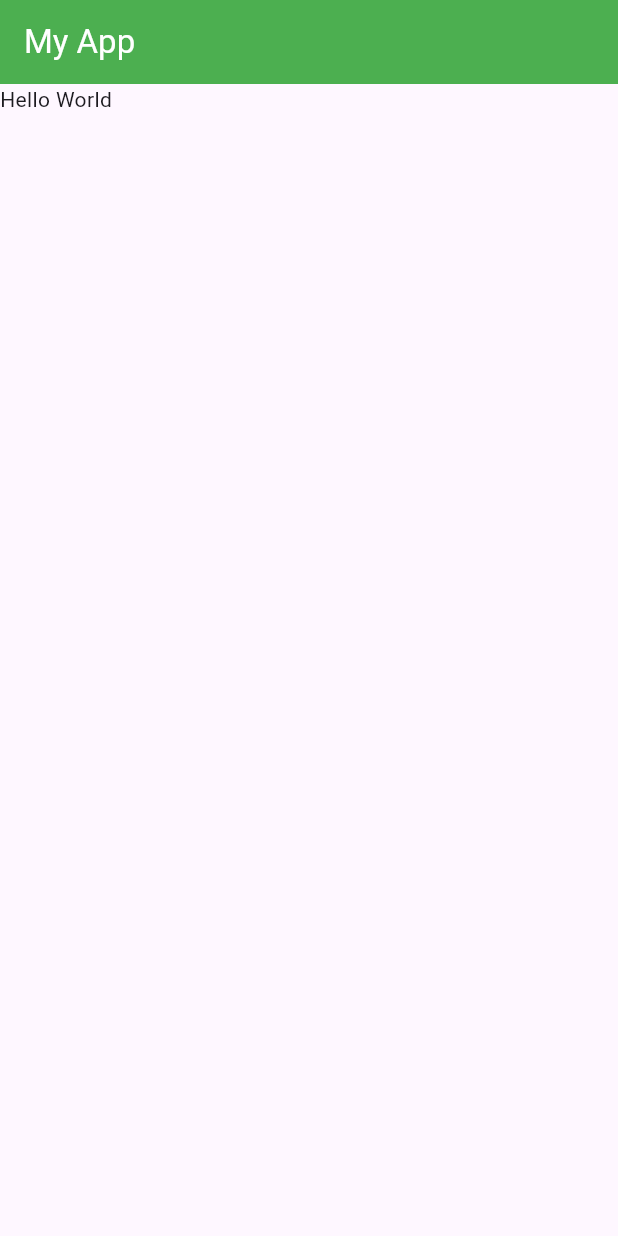
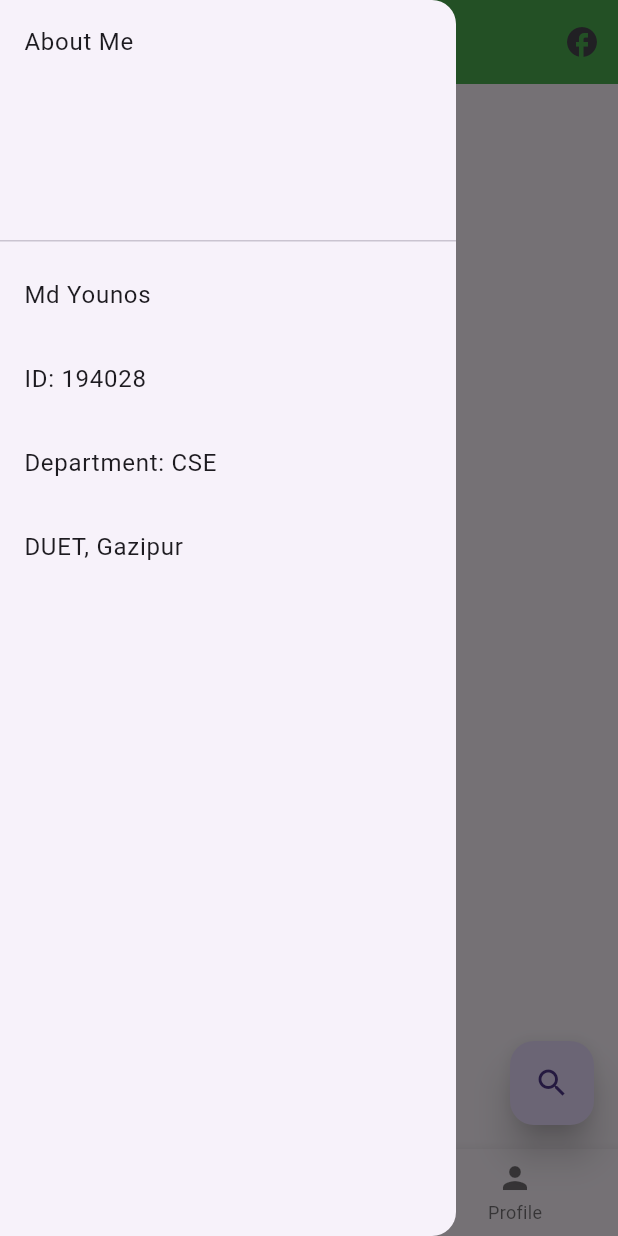
Before and after one commit to mdyounos/Industrial, a Flutter app: the screen it shows after launch, with the side drawer open (before the commit the screen has no drawer), on a phone screen of 412 x 824 dp. Run offline on Flutter 3.47's test engine with Material 3 defaults, Android fonts, the phone set to English and light mode, and no system bars.

Commit message:
In this edition works with basic design of wigets.

```diff
--- a/lib/main.dart
+++ b/lib/main.dart
@@ -14,6 +14,8 @@ class MyApp extends StatelessWidget{
 
     return MaterialApp(
         // theme: ThemeData(primarySwatch: Colors.green),
+        debugShowCheckedModeBanner: false,
+        //color: Colors.blue,
         home:HomeAcivity()
     );
   }
@@ -24,14 +26,73 @@ class MyApp extends StatelessWidget{
 class HomeAcivity extends StatelessWidget{
   const HomeAcivity({super.key});
 
+  MySnackBar(message,context){
+
+    return ScaffoldMessenger.of(context).showSnackBar(
+      SnackBar(content: Text(message))
+    );
+
+  }
+
 
   @override
   Widget build(BuildContext context) {
 
     return Scaffold(
 
-      appBar: AppBar(title: Text("My App",style: TextStyle(color: Colors.white),),backgroundColor: Colors.green,),
+      appBar: AppBar(
+        title: Text("My Information",style: TextStyle(color: Colors.white),),
+        backgroundColor: Colors.green,
+        centerTitle: true,
+        actions: [
+          IconButton(onPressed: (){MySnackBar('Facebook', context);},
+              icon: Icon(Icons.facebook))
+        ],
+      ),
+      floatingActionButton: FloatingActionButton(
+        elevation: 10,
+        child: Icon(Icons.search),
+        onPressed: (){
+          MySnackBar('Tap on Floating Action Button', context);
+
+        },
+      ),
+
+      bottomNavigationBar: BottomNavigationBar(
+        items: [
+          BottomNavigationBarItem(icon: Icon(Icons.home),label: "Home"),
+          BottomNavigationBarItem(icon: Icon(Icons.email),label: "Email"),
+          BottomNavigationBarItem(icon: Icon(Icons.person),label: "Profile"),
+        ],
+        onTap: (int index){
+          if(index==0){
+            MySnackBar('Tap on Bottom Navigation Bar ${index+1}', context);
+          }
+          if(index==1){
+            MySnackBar('Tap on Bottom Navigation Bar ${index+1}', context);
+          }
+          if(index==2){
+            MySnackBar('Tap on Bottom Navigation Bar ${index+1}', context);
+          }
+        }
+
+
+      ),
+
       body: Text("Hello World"),
+
+      drawer: Drawer(
+        child: ListView(
+          children: const [
+            DrawerHeader(child: Text("About Me")),
+            ListTile(title: Text("Md Younos"),),
+            ListTile(title: Text("ID: 194028"),),
+            ListTile(title: Text("Department: CSE"),),
+            ListTile(title: Text("DUET, Gazipur"),),
+          ],
+        ),
+      ),
+      //endDrawer: (),
     );
   }
 
```
